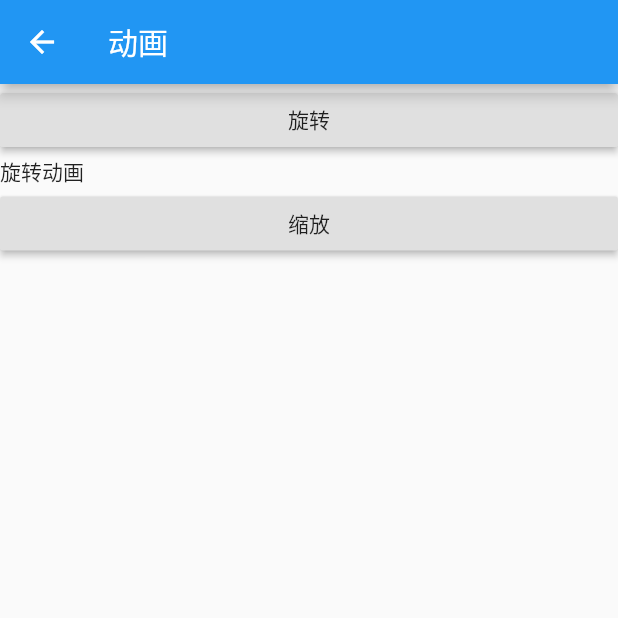
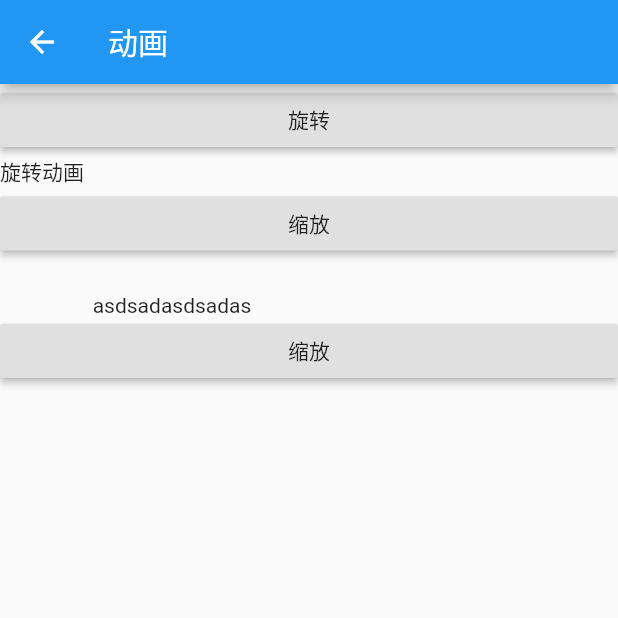
Before and after one commit to peng8350/flutterDemo, a Flutter app: the AnimationPage screen opened by its route, on a phone screen of 412 x 824 dp, the top half of it. Run offline on Flutter 3.47's test engine with Material 2 defaults, Android fonts, the phone set to English and light mode, and no system bars; our stand-ins replace pull_to_refresh.

Commit message:
添加下拉刷新(我开发的)组件

```diff
--- a/lib/pages/AnimationPage.dart
+++ b/lib/pages/AnimationPage.dart
@@ -10,11 +10,10 @@ class AnimationPage extends StatefulWidget {
 class _AnimationPageState extends State<AnimationPage> with TickerProviderStateMixin
 {
   // ignore: mixin_declares_constructor
-
   double _rotateAngle = 0.0;
   double _Scale = 0.0;
-  AnimationController controller,controller2;
-
+  AnimationController controller,controller2,controll3;
+  Animation _animation;
   @override
   void initState() {
     // TODO: implement initState
@@ -22,6 +21,12 @@ class _AnimationPageState extends State<AnimationPage> with TickerProviderStateM
     controller = new AnimationController(value: _rotateAngle,duration: const Duration(milliseconds: 2000), vsync: this);
     controller2 = new AnimationController(value: _Scale
         ,duration: const Duration(milliseconds: 2000), vsync: this);
+    controll3 = new AnimationController(value: 0.0
+        ,duration: const Duration(milliseconds: 2000), vsync: this);
+    _animation= new CurvedAnimation(
+    parent: controll3,
+    curve: const Interval(0.5, 1.0, curve: Curves.fastOutSlowIn),
+    );
   }
 
   @override
@@ -47,7 +52,17 @@ class _AnimationPageState extends State<AnimationPage> with TickerProviderStateM
             });
 
           }),
-          new ScaleTransition(alignment: Alignment.topLeft,scale: controller2,child: new Text('缩放动画'),)
+          new ScaleTransition(alignment: Alignment.topLeft,scale: controller2,child: new Text('缩放动画'),),
+          new SlideTransition(position: new Tween<Offset>(
+            begin: const Offset(0.15, 0.09), // Slightly down.
+            end: Offset.zero,
+          ).animate(_animation),
+          child: new Text('asdsadasdsadas'),
+
+          ),
+          new RaisedButton(child: new Text('缩放'),onPressed: () {
+            controll3.value=1.0;
+          }),
         ],
       ),
     );
--- a/lib/pages/Page.dart
+++ b/lib/pages/Page.dart
@@ -1,5 +1,6 @@
 import 'package:flutter/cupertino.dart';
 import 'package:flutter/material.dart';
+
 
 class Page extends StatelessWidget{
 
@@ -12,7 +13,6 @@ class Page extends StatelessWidget{
   @override
   Widget build(BuildContext context) {
     // TODO: implement build
-
     return new Scaffold(
       appBar: new AppBar(
         title: new Text(title),
--- a/pubspec.yaml
+++ b/pubspec.yaml
@@ -5,6 +5,8 @@ dependencies:
   http: '>=0.11.3+16'
   flutter:
     sdk: flutter
+  pull_to_refresh: ^1.0.0
+
 
   # The following adds the Cupertino Icons font to your application.
   # Use with the CupertinoIcons class for iOS style icons.
```
Also changed, not shown: lib/main.dart (+8 -2 lines), lib/pages/RefreshPage.dart (added, +31 -0 lines), lib/pages/TestPage.dart (added, +38 -0 lines), pubspec.lock, 1 other file.
